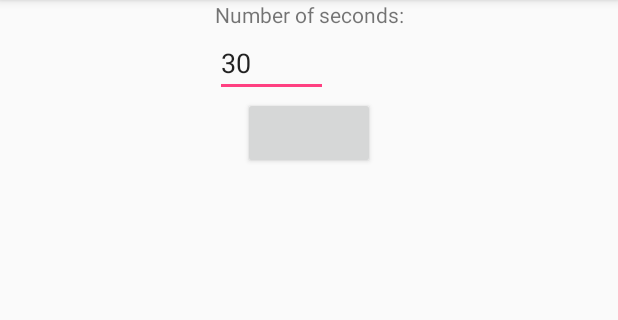
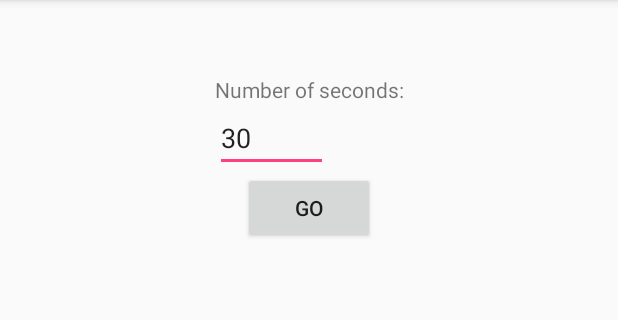
Before and after one commit to smjcrane/Note-Timer, an Android app: the TakeNoteActivity screen opened directly, with no data from a screen before it, on a phone screen of 412 x 824 dp, the part 84-404 px from its top. Run offline under Robolectric (Android 15) with nearby library versions, the phone set to English and light mode, and no system bars.

Commit message:
changes to UI

```diff
--- a/app/src/main/AndroidManifest.xml
+++ b/app/src/main/AndroidManifest.xml
@@ -16,8 +16,12 @@
                 <category android:name="android.intent.category.LAUNCHER" />
             </intent-filter>
         </activity>
-        <activity android:name=".TakeNoteActivity" />
-        <activity android:name=".ViewNoteActivity"></activity>
+        <activity android:name=".TakeNoteActivity"
+            android:windowSoftInputMode="adjustResize">
+        </activity>
+        <activity android:name=".ViewNoteActivity">
+
+        </activity>
     </application>
 
 </manifest>
--- a/app/src/main/java/uk/ac/cam/sc989/notetimer/TakeNoteActivity.java
+++ b/app/src/main/java/uk/ac/cam/sc989/notetimer/TakeNoteActivity.java
@@ -51,13 +51,16 @@ public class TakeNoteActivity extends AppCompatActivity {
                     @Override
                     public void onTick(long milliSecondsRemaining) {
                         displaySeconds.setText(Long.toString(milliSecondsRemaining / 1000));
+                        if (milliSecondsRemaining < 6000){
+                            displaySeconds.setTextColor(getResources().getColor(R.color.colorRed));
+                        }
                     }
 
                     @Override
                     public void onFinish() {
+                        displaySeconds.setText("TIME UP");
                         isEditable = false;
                         textNote.setVisibility(View.INVISIBLE);
-                        displaySeconds.setText("TIME UP");
                     }
                 }.start();
 
--- a/app/src/main/res/layout/activity_take_note.xml
+++ b/app/src/main/res/layout/activity_take_note.xml
@@ -4,56 +4,64 @@
     xmlns:tools="http://schemas.android.com/tools"
     android:layout_width="match_parent"
     android:layout_height="match_parent"
+    android:padding="50dp"
     tools:context="uk.ac.cam.sc989.notetimer.TakeNoteActivity">
 
     <LinearLayout
-        app:layout_constraintRight_toRightOf="parent"
+        android:id="@+id/getSeconds"
+        android:layout_width="wrap_content"
+        android:layout_height="wrap_content"
+        android:orientation="vertical"
+        app:layout_constraintBottom_toTopOf="@+id/start"
         app:layout_constraintLeft_toLeftOf="parent"
-        app:layout_constraintBottom_toTopOf="@+id/start"
-        android:id="@+id/getSeconds"
-        android:orientation="vertical"
-        android:layout_width="wrap_content"
-        android:layout_height="wrap_content">
+        app:layout_constraintRight_toRightOf="parent">
 
         <TextView
-            android:text="Number of seconds:"
             android:layout_width="wrap_content"
-            android:layout_height="wrap_content" />
+            android:layout_height="wrap_content"
+            android:text="Number of seconds:" />
 
         <EditText
             android:id="@+id/inputSeconds"
+            android:layout_width="wrap_content"
+            android:layout_height="wrap_content"
             android:hint="seconds"
-            android:text="30"
             android:inputType="number"
-            android:layout_width="wrap_content"
-            android:layout_height="wrap_content" />
+            android:text="30" />
 
     </LinearLayout>
 
     <Button
+        android:id="@+id/start"
+        android:layout_width="wrap_content"
+        android:layout_height="wrap_content"
+        android:text="GO"
         app:layout_constraintLeft_toLeftOf="parent"
         app:layout_constraintRight_toRightOf="parent"
-        app:layout_constraintTop_toBottomOf="@+id/getSeconds"
-        android:id="@+id/start"
-        android:layout_width="wrap_content"
-        android:layout_height="wrap_content" />
+        app:layout_constraintTop_toBottomOf="@+id/getSeconds" />
 
     <TextView
+        android:id="@+id/displaySeconds"
+        android:layout_width="wrap_content"
+        android:layout_height="wrap_content"
+        android:textColor="@color/colorBlack"
+        android:textSize="40sp"
+        android:visibility="invisible"
+        app:layout_constraintRight_toRightOf="parent"
+        app:layout_constraintLeft_toLeftOf="parent"
+        app:layout_constraintTop_toTopOf="parent" />
+
+    <EditText
+        android:id="@+id/editNote"
+        android:layout_width="match_parent"
+        android:layout_height="match_parent"
+        android:visibility="invisible"
+        android:textSize="25sp"
+        android:scrollHorizontally="false"
+        android:inputType="textMultiLine"
+        app:layout_constraintLeft_toLeftOf="parent"
         app:layout_constraintRight_toRightOf="parent"
         app:layout_constraintTop_toTopOf="parent"
-        android:visibility="invisible"
-        android:id="@+id/displaySeconds"
-        android:layout_width="wrap_content"
-        android:layout_height="wrap_content" />
-
-    <EditText
-        app:layout_constraintTop_toTopOf="parent"
-        app:layout_constraintLeft_toLeftOf="parent"
-        app:layout_constraintRight_toRightOf="parent"
-        app:layout_constraintBottom_toBottomOf="parent"
-        android:visibility="invisible"
-        android:id="@+id/editNote"
-        android:layout_width="match_parent"
-        android:layout_height="match_parent" />
+        app:layout_constraintBottom_toBottomOf="parent" />
 
 </android.support.constraint.ConstraintLayout>
--- a/app/src/main/res/values/colors.xml
+++ b/app/src/main/res/values/colors.xml
@@ -3,4 +3,6 @@
     <color name="colorPrimary">#3F51B5</color>
     <color name="colorPrimaryDark">#303F9F</color>
     <color name="colorAccent">#FF4081</color>
+    <color name="colorBlack">#000000</color>
+    <color name="colorRed">#ff0000</color>
 </resources>
```
